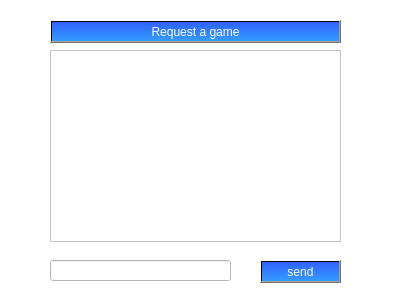
The window that chat.ui (ketro96/Hangman) describes before a commit, drawn with Qt 5.
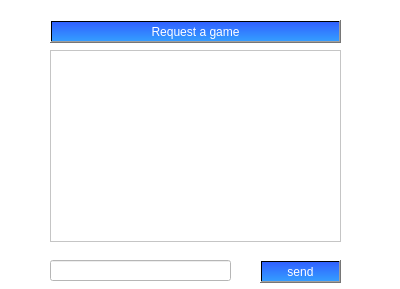
The same window after the commit.

What changed in the file:
```diff
--- a/chat.ui
+++ b/chat.ui
@@ -7,9 +7,21 @@
     <x>0</x>
     <y>0</y>
     <width>400</width>
-    <height>300</height>
+    <height>289</height>
    </rect>
   </property>
+  <property name="minimumSize">
+   <size>
+    <width>400</width>
+    <height>289</height>
+   </size>
+  </property>
+  <property name="maximumSize">
+   <size>
+    <width>400</width>
+    <height>289</height>
+   </size>
+  </property>
   <property name="windowTitle">
    <string>HangMe Chat</string>
   </property>
```
